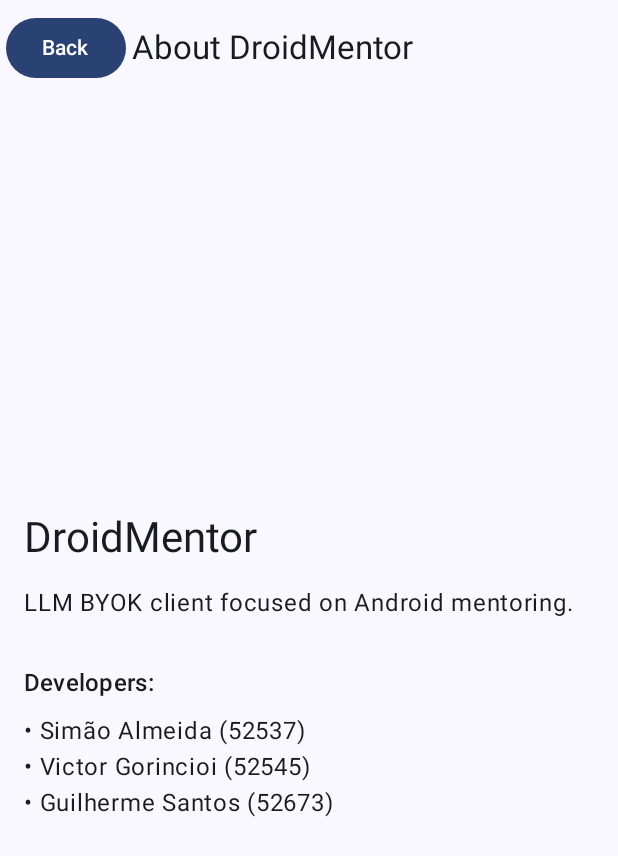
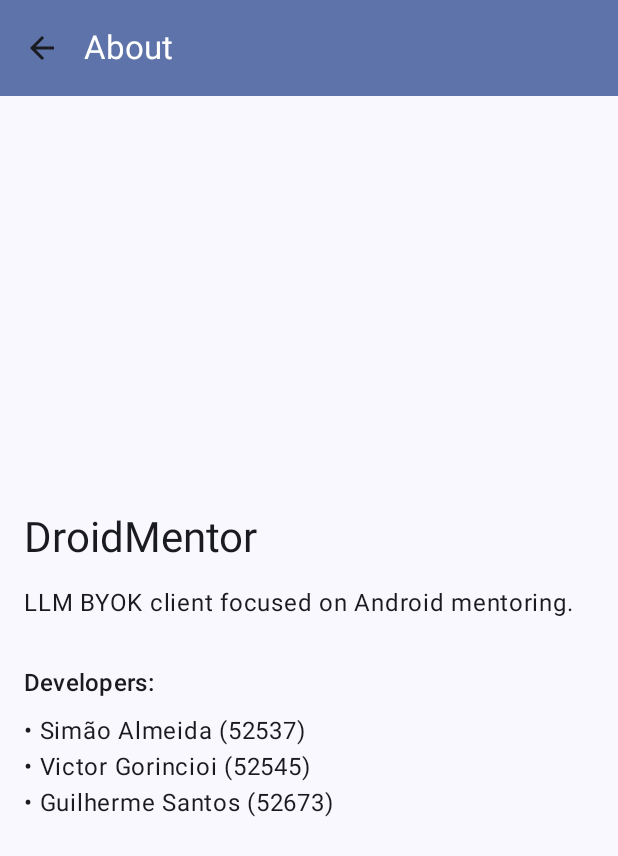
Before and after one commit to glhrm25/DroidMentor, an Android app built with Jetpack Compose: the AboutActivity screen opened directly, with no data from a screen before it, on a phone screen of 412 x 824 dp. Shown: the top 856 px of the screen. Run offline under Robolectric (Android 15) with nearby library versions, the phone set to English and light mode, and no system bars.

Commit message:
some changes in the ui

```diff
--- a/app/src/main/java/com/example/droidmentor/ui/about/AboutScreen.kt
+++ b/app/src/main/java/com/example/droidmentor/ui/about/AboutScreen.kt
@@ -1,10 +1,15 @@
 package com.example.droidmentor.ui.about
 
 import androidx.compose.foundation.layout.*
+import androidx.compose.material.icons.Icons
+import androidx.compose.material.icons.automirrored.outlined.ArrowBack
 import androidx.compose.material3.*
 import androidx.compose.runtime.Composable
 import androidx.compose.ui.Modifier
+import androidx.compose.ui.res.stringResource
 import androidx.compose.ui.unit.dp
+import com.example.droidmentor.R
+import com.example.droidmentor.ui.chat.components.TopBarBanner
 
 @OptIn(ExperimentalMaterial3Api::class)
 @Composable
@@ -13,16 +18,7 @@ fun AboutScreen(
     modifier: Modifier = Modifier
 ) {
     Scaffold(
-        topBar = {
-            TopAppBar(
-                title = { Text("About DroidMentor") },
-                navigationIcon = {
-                    Button(onClick = onNavigateBack) {
-                        Text("Back")
-                    }
-                }
-            )
-        },
+        topBar = { TopBarBanner(stringResource(R.string.menu_about) ,onNavigateBack ) },
         modifier = modifier
     ) { innerPadding ->
         Column(
--- /dev/null
+++ b/app/src/main/java/com/example/droidmentor/ui/chat/components/TopBarBanner.kt
@@ -0,0 +1,37 @@
+package com.example.droidmentor.ui.chat.components
+
+import androidx.compose.material.icons.Icons
+import androidx.compose.material.icons.automirrored.outlined.ArrowBack
+import androidx.compose.material3.ExperimentalMaterial3Api
+import androidx.compose.material3.Icon
+import androidx.compose.material3.IconButton
+import androidx.compose.material3.MaterialTheme
+import androidx.compose.material3.Text
+import androidx.compose.material3.TopAppBar
+import androidx.compose.material3.TopAppBarDefaults
+import androidx.compose.runtime.Composable
+import androidx.compose.ui.res.stringResource
+import com.example.droidmentor.R
+
+@OptIn(ExperimentalMaterial3Api::class)
+@Composable
+fun TopBarBanner(title: String, onNavigateBack: () -> Unit ) {
+    TopAppBar(
+        title = { Text(title) },
+        colors = TopAppBarDefaults.topAppBarColors(
+            containerColor = MaterialTheme.colorScheme.primaryContainer,
+            titleContentColor = MaterialTheme.colorScheme.onPrimaryContainer
+        ),
+        navigationIcon = {
+            IconButton(
+                onClick = { onNavigateBack() }
+            ) {
+                Icon(
+                    imageVector = Icons.AutoMirrored.Outlined.ArrowBack,
+                    contentDescription = stringResource(R.string.back_button_desc)
+                )
+            }
+        }
+    )
+
+}
```
Also changed, not shown: app/src/main/java/com/example/droidmentor/ui/chat/ActiveChatScreen.kt (+2 -19 lines), app/src/main/java/com/example/droidmentor/ui/settings/SettingsScreen.kt (+6 -10 lines).
